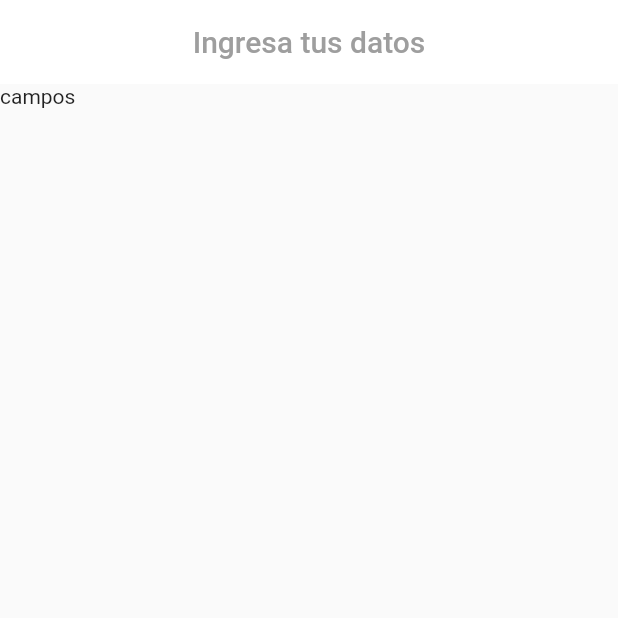
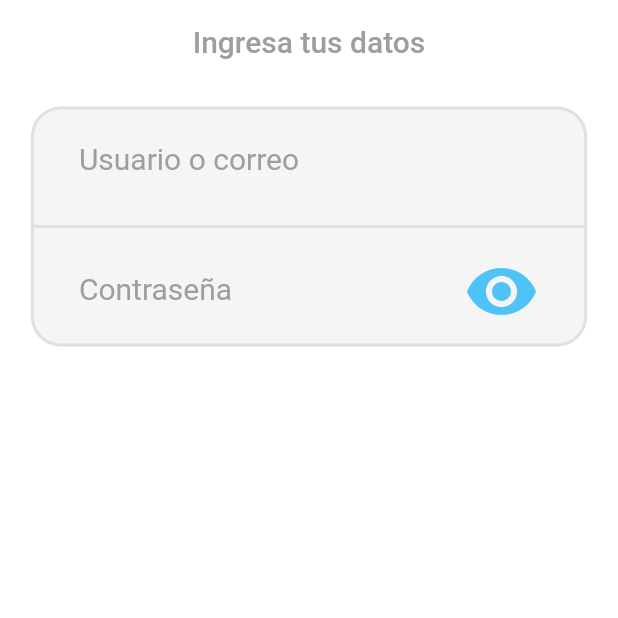
Before and after one commit to PACOdergod/duo2, a Flutter app: the screen it shows after launch, on a phone screen of 412 x 824 dp, the top half of it. Run offline on Flutter 3.47's test engine with Material 2 defaults, Android fonts, the phone set to English and light mode, and no system bars.

Commit message:
Iniciando con la pagina login

```diff
--- a/lib/main.dart
+++ b/lib/main.dart
@@ -9,6 +9,7 @@ class MyApp extends StatelessWidget {
   Widget build(BuildContext context) {
     return MaterialApp(
       theme: ThemeData(
+        primaryColor: Colors.green
         // fontFamily:
       ),
       title: 'Material App',
--- a/lib/src/pages/login_page.dart
+++ b/lib/src/pages/login_page.dart
@@ -1,3 +1,4 @@
+import 'package:duo2/src/widgets/campos_text.dart';
 import 'package:flutter/material.dart';
 
 class LoginPage extends StatelessWidget {
@@ -15,21 +16,16 @@ class LoginPage extends StatelessWidget {
         ),
       ),
 
-      body: Column(
-        crossAxisAlignment: CrossAxisAlignment.center,
-        children: [
-          _Campos(),
-        ],
+      body: Container(
+        color: Colors.white,
+        child: Column(
+          crossAxisAlignment: CrossAxisAlignment.center,
+          children: [
+            SizedBox(width: double.infinity, height: 15,),
+            Campos(),
+          ],
+        ),
       )
     );
   }
 }
-
-class _Campos extends StatelessWidget {
-  @override
-  Widget build(BuildContext context) {
-    return Container(
-      child: Text("campos")
-    );
-  }
-}
--- /dev/null
+++ b/lib/src/widgets/campos_text.dart
@@ -0,0 +1,95 @@
+import 'package:flutter/material.dart';
+
+class Campos extends StatelessWidget {
+  @override
+  Widget build(BuildContext context) {
+
+    final ancho = MediaQuery.of(context).size.width;
+
+    return Container(
+      width: ancho*.9,
+      // height: 150,
+      // padding: EdgeInsets.symmetric(horizontal: 30, vertical: 10),
+      decoration: BoxDecoration(
+        color: Colors.grey[100],
+        borderRadius: BorderRadius.circular(20),
+        border: Border.all(color: Colors.grey[300]!, width: 2),
+      ),
+
+      child: Column(
+        mainAxisAlignment: MainAxisAlignment.spaceEvenly,
+        crossAxisAlignment: CrossAxisAlignment.start,
+        children: [
+          _correo(),
+          Divider(thickness: 2, color: Colors.grey[300],),
+          _contrasena()
+        ],
+      ),
+    );
+  }
+
+
+  Widget _correo(){
+    return Container(
+      margin: EdgeInsets.symmetric(horizontal: 30, vertical: 10),
+      height: 50,
+
+      child: TextField(
+        obscureText: true,
+        decoration: InputDecoration(
+          focusedBorder: InputBorder.none,
+          border: InputBorder.none,
+          labelText: "Usuario o correo",
+          labelStyle: TextStyle(fontSize: 20, color: Colors.grey),
+          contentPadding: EdgeInsets.all(0)
+        ),
+      ),
+    );
+  }
+
+  Widget _contrasena(){
+    return Container(
+      margin: EdgeInsets.symmetric(horizontal: 30, vertical: 10),
+      height: 50,
+      child: Row(
+        children: [
+
+          Flexible(
+            child: TextField(
+              obscureText: true,
+              decoration: InputDecoration(
+                focusedBorder: InputBorder.none,
+                border: InputBorder.none,
+                labelText: "Contraseña",
+                labelStyle: TextStyle(fontSize: 20, color: Colors.grey),
+                contentPadding: EdgeInsets.all(0),
+              ),
+            ),
+          ),
+
+          Icon(Icons.remove_red_eye, size: 50, color: Colors.lightBlue[300],)
+        ],
+      ),
+    );
+  }
+}
+
+
+
+// Widget _crearContrasena(BuildContext context) {
+//   return Container(
+//     padding: EdgeInsets.all(10.0),
+//     child: TextField(
+//     //onChanged: bloc.changePassword,
+//       obscureText: true,
+//       keyboardType: TextInputType.emailAddress,
+//       decoration: InputDecoration(
+//         focusColor: Theme.of(context).primaryColor,
+//         labelStyle: TextStyle(fontSize: 20),
+//         labelText: 'Contraseña',
+//         //counterText: snapshot.data,
+//         // errorText: snapshot.error.toString()
+//       )
+//     )
+//   );
+// }
--- a/pubspec.yaml
+++ b/pubspec.yaml
@@ -28,7 +28,6 @@ dependencies:
   # The following adds the Cupertino Icons font to your application.
   # Use with the CupertinoIcons class for iOS style icons.
   cupertino_icons: ^1.0.2
-  rxdart: ^0.24.1
 
 dev_dependencies:
   flutter_test:
```
Also changed, not shown: pubspec.lock.
